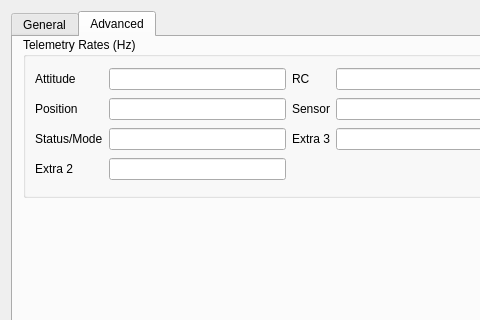
First picture: the form in src/ui/QGCSettingsWidget.ui, repository ArduPilot/apm_planner, before the edit; both pictures show x 0 to 480 and y 0 to 320 of the 1014 by 701 pixel window.
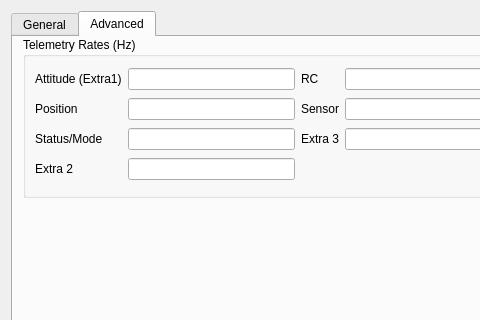
Second picture: the form after the edit. The open tabs and pages were chosen to show the change. Icons and pictures are not drawn.

Commit message: Config View: Add Extra1 label for clarity

The edit to the form file:
```diff
--- a/src/ui/QGCSettingsWidget.ui
+++ b/src/ui/QGCSettingsWidget.ui
@@ -408,7 +408,7 @@
           <item row="0" column="0">
            <widget class="QLabel" name="label_6">
             <property name="text">
-             <string>Attitude</string>
+             <string>Attitude (Extra1)</string>
             </property>
            </widget>
           </item>
```
Left out of the diff: 2 changed lines with no effect on the pictures.
